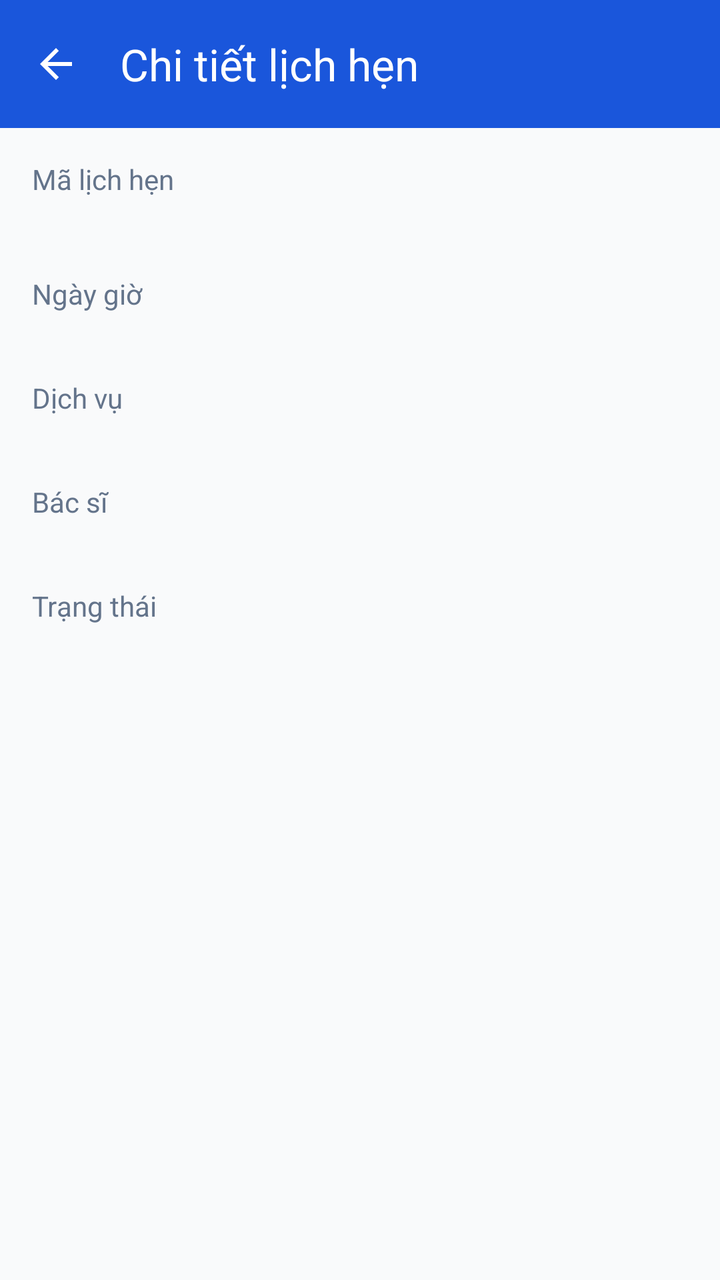
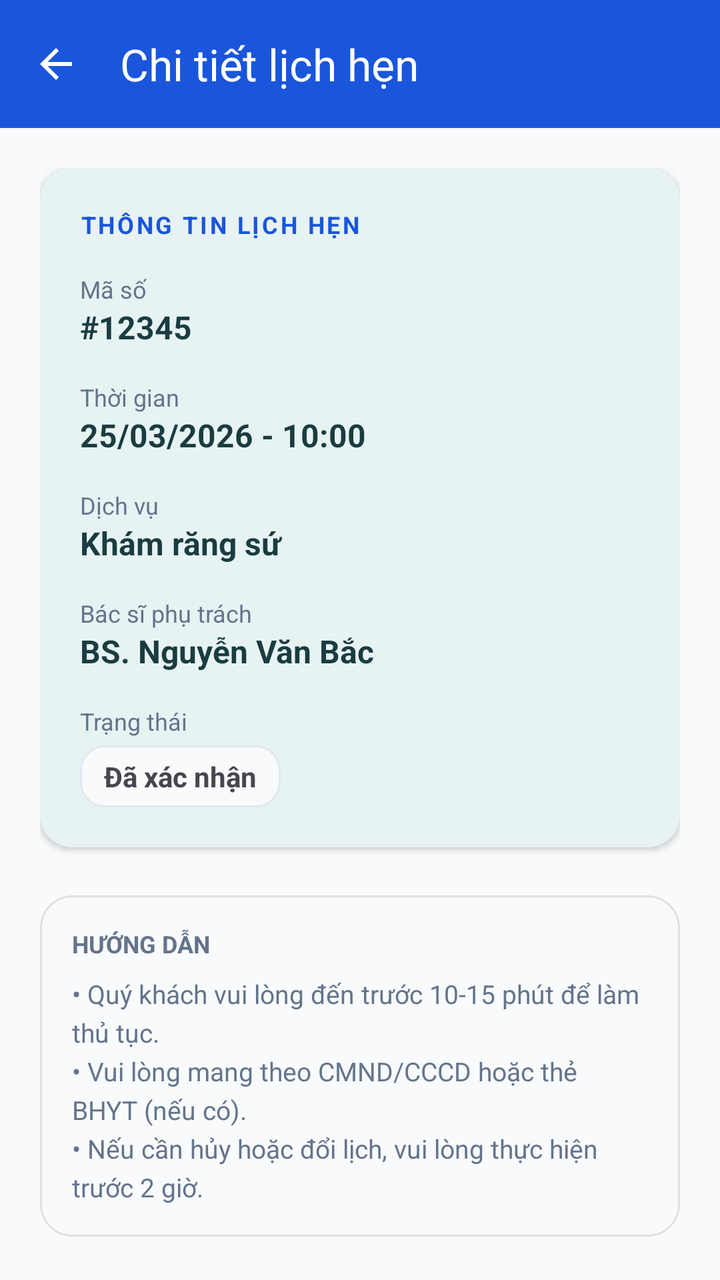

An Android layout rendered at two revisions. The XML below is the earlier revision; the diff shows what the commit changed to produce the second picture.
<!-- AndroidManifest.xml: application theme Theme.Mobile_android -->
<!-- res/layout/activity_appointment_detail.xml -->
<?xml version="1.0" encoding="utf-8"?>
<androidx.constraintlayout.widget.ConstraintLayout xmlns:android="http://schemas.android.com/apk/res/android"
    xmlns:app="http://schemas.android.com/apk/res-auto"
    android:layout_width="match_parent"
    android:layout_height="match_parent"
    android:background="@color/background">

    <com.google.android.material.appbar.MaterialToolbar
        android:id="@+id/toolbar"
        android:layout_width="match_parent"
        android:layout_height="?attr/actionBarSize"
        android:background="@color/medical_primary"
        app:title="Chi tiết lịch hẹn"
        app:titleTextColor="@color/white"
        app:navigationIcon="@drawable/ic_back"
        app:navigationIconTint="@color/white"
        app:layout_constraintTop_toTopOf="parent" />

    <LinearLayout
        android:layout_width="0dp"
        android:layout_height="wrap_content"
        android:orientation="vertical"
        android:padding="16dp"
        app:layout_constraintTop_toBottomOf="@id/toolbar"
        app:layout_constraintStart_toStartOf="parent"
        app:layout_constraintEnd_toEndOf="parent">

        <TextView
            android:layout_width="match_parent"
            android:layout_height="wrap_content"
            android:text="Mã lịch hẹn"
            android:textColor="@color/text_secondary" />
        <TextView
            android:id="@+id/tvApptId"
            android:layout_width="match_parent"
            android:layout_height="wrap_content"
            android:textColor="@color/text_primary"
            android:textStyle="bold"
            android:textSize="18sp" />

        <TextView
            android:layout_width="match_parent"
            android:layout_height="wrap_content"
            android:layout_marginTop="14dp"
            android:text="Ngày giờ"
            android:textColor="@color/text_secondary" />
        <TextView
            android:id="@+id/tvApptDatetime"
            android:layout_width="match_parent"
            android:layout_height="wrap_content"
            android:textColor="@color/text_primary" />

        <TextView
            android:layout_width="match_parent"
            android:layout_height="wrap_content"
            android:layout_marginTop="14dp"
            android:text="Dịch vụ"
            android:textColor="@color/text_secondary" />
        <TextView
            android:id="@+id/tvApptService"
            android:layout_width="match_parent"
            android:layout_height="wrap_content"
            android:textColor="@color/text_primary" />

        <TextView
            android:layout_width="match_parent"
            android:layout_height="wrap_content"
            android:layout_marginTop="14dp"
            android:text="Bác sĩ"
            android:textColor="@color/text_secondary" />
        <TextView
            android:id="@+id/tvApptDoctor"
            android:layout_width="match_parent"
            android:layout_height="wrap_content"
            android:textColor="@color/text_primary" />

        <TextView
            android:layout_width="match_parent"
            android:layout_height="wrap_content"
            android:layout_marginTop="14dp"
            android:text="Trạng thái"
            android:textColor="@color/text_secondary" />
        <TextView
            android:id="@+id/tvApptStatus"
            android:layout_width="match_parent"
            android:layout_height="wrap_content"
            android:textColor="@color/text_primary" />
    </LinearLayout>

</androidx.constraintlayout.widget.ConstraintLayout>
<!-- resources referenced by this layout -->
<resources>
  <color name="background">#F9FAFB</color>
  <color name="medical_primary">#1A56DB</color>
  <color name="text_primary">#1A3C40</color>
  <color name="text_secondary">#64748B</color>
  <color name="white">#FFFFFFFF</color>
  <!-- drawable ic_back (drawable) -->
  <?xml version="1.0" encoding="utf-8"?>
  <vector xmlns:android="http://schemas.android.com/apk/res/android"
      android:width="24dp"
      android:height="24dp"
      android:viewportWidth="24"
      android:viewportHeight="24">
      <path
          android:fillColor="@android:color/white"
          android:pathData="M20,11H7.83l5.59,-5.59L12,4l-8,8 8,8 1.41,-1.41L7.83,13H20v-2z"/>
  </vector>
  <style name="Theme.Mobile_android" parent="Base.Theme.Toothly" />
  <style name="Base.Theme.Toothly" parent="Theme.Material3.Light.NoActionBar">
          <item name="android:statusBarColor">@color/toothly_pearl</item>
          <item name="android:navigationBarColor">@color/toothly_pearl</item>
          <item name="android:windowLightStatusBar">true</item>
          <item name="colorPrimary">@color/toothly_teal</item>
          <item name="colorSurface">@color/toothly_pearl</item>
      </style>
  <color name="toothly_pearl">#f8fafc</color>
  <color name="toothly_teal">#0d9488</color>
</resources>

<!-- the commit's change to res/layout/activity_appointment_detail.xml (unified diff, before → after) -->
@@ -1,90 +1,191 @@
 <?xml version="1.0" encoding="utf-8"?>
-<androidx.constraintlayout.widget.ConstraintLayout xmlns:android="http://schemas.android.com/apk/res/android"
+<androidx.coordinatorlayout.widget.CoordinatorLayout xmlns:android="http://schemas.android.com/apk/res/android"
     xmlns:app="http://schemas.android.com/apk/res-auto"
     android:layout_width="match_parent"
     android:layout_height="match_parent"
     android:background="@color/background">
 
-    <com.google.android.material.appbar.MaterialToolbar
-        android:id="@+id/toolbar"
+    <com.google.android.material.appbar.AppBarLayout
         android:layout_width="match_parent"
-        android:layout_height="?attr/actionBarSize"
-        android:background="@color/medical_primary"
-        app:title="Chi tiết lịch hẹn"
-        app:titleTextColor="@color/white"
-        app:navigationIcon="@drawable/ic_back"
-        app:navigationIconTint="@color/white"
-        app:layout_constraintTop_toTopOf="parent" />
+        android:layout_height="wrap_content"
+        android:theme="@style/ThemeOverlay.MaterialComponents.Dark.ActionBar">
 
-    <LinearLayout
-        android:layout_width="0dp"
-        android:layout_height="wrap_content"
-        android:orientation="vertical"
-        android:padding="16dp"
-        app:layout_constraintTop_toBottomOf="@id/toolbar"
-        app:layout_constraintStart_toStartOf="parent"
-        app:layout_constraintEnd_toEndOf="parent">
+        <com.google.android.material.appbar.MaterialToolbar
+            android:id="@+id/toolbar"
+            android:layout_width="match_parent"
+            android:layout_height="?attr/actionBarSize"
+            android:background="@color/medical_primary"
+            app:title="Chi tiết lịch hẹn"
+            app:titleTextColor="@color/white"
+            app:navigationIcon="@drawable/ic_back"
+            app:navigationIconTint="@color/white" />
 
-        <TextView
+    </com.google.android.material.appbar.AppBarLayout>
+
+    <androidx.core.widget.NestedScrollView
+        android:layout_width="match_parent"
+        android:layout_height="match_parent"
+        app:layout_behavior="@string/appbar_scrolling_view_behavior">
+
+        <LinearLayout
             android:layout_width="match_parent"
             android:layout_height="wrap_content"
-            android:text="Mã lịch hẹn"
-            android:textColor="@color/text_secondary" />
-        <TextView
-            android:id="@+id/tvApptId"
-            android:layout_width="match_parent"
-            android:layout_height="wrap_content"
-            android:textColor="@color/text_primary"
-            android:textStyle="bold"
-            android:textSize="18sp" />
+            android:orientation="vertical"
+            android:padding="20dp">
 
-        <TextView
-            android:layout_width="match_parent"
-            android:layout_height="wrap_content"
-            android:layout_marginTop="14dp"
-            android:text="Ngày giờ"
-            android:textColor="@color/text_secondary" />
-        <TextView
-            android:id="@+id/tvApptDatetime"
-            android:layout_width="match_parent"
-            android:layout_height="wrap_content"
-            android:textColor="@color/text_primary" />
+            <com.google.android.material.card.MaterialCardView
+                android:layout_width="match_parent"
+                android:layout_height="wrap_content"
+                app:cardCornerRadius="16dp"
+                app:cardElevation="2dp"
+                app:strokeWidth="0dp"
+                android:layout_marginBottom="24dp">
 
-        <TextView
-            android:layout_width="match_parent"
-            android:layout_height="wrap_content"
-            android:layout_marginTop="14dp"
-            android:text="Dịch vụ"
-            android:textColor="@color/text_secondary" />
-        <TextView
-            android:id="@+id/tvApptService"
-            android:layout_width="match_parent"
-            android:layout_height="wrap_content"
-            android:textColor="@color/text_primary" />
+                <LinearLayout
+                    android:layout_width="match_parent"
+                    android:layout_height="wrap_content"
+                    android:orientation="vertical"
+                    android:padding="20dp">
 
-        <TextView
-            android:layout_width="match_parent"
-            android:layout_height="wrap_content"
-            android:layout_marginTop="14dp"
-            android:text="Bác sĩ"
-            android:textColor="@color/text_secondary" />
-        <TextView
-            android:id="@+id/tvApptDoctor"
-            android:layout_width="match_parent"
-            android:layout_height="wrap_content"
-            android:textColor="@color/text_primary" />
+                    <TextView
+                        android:layout_width="wrap_content"
+                        android:layout_height="wrap_content"
+                        android:text="THÔNG TIN LỊCH HẸN"
+                        android:textSize="12sp"
+                        android:textStyle="bold"
+                        android:textColor="@color/medical_primary"
+                        android:letterSpacing="0.1"
+                        android:layout_marginBottom="16dp" />
 
-        <TextView
-            android:layout_width="match_parent"
-            android:layout_height="wrap_content"
-            android:layout_marginTop="14dp"
-            android:text="Trạng thái"
-            android:textColor="@color/text_secondary" />
-        <TextView
-            android:id="@+id/tvApptStatus"
-            android:layout_width="match_parent"
-            android:layout_height="wrap_content"
-            android:textColor="@color/text_primary" />
-    </LinearLayout>
+                    
+                    <TextView
+                        android:layout_width="wrap_content"
+                        android:layout_height="wrap_content"
+                        android:text="Mã số"
+                        android:textSize="12sp"
+                        android:textColor="@color/text_secondary" />
+                    <TextView
+                        android:id="@+id/tvApptId"
+                        android:layout_width="match_parent"
+                        android:layout_height="wrap_content"
+                        android:text="#12345"
+                        android:textSize="16sp"
+                        android:textStyle="bold"
+                        android:textColor="@color/text_primary"
+                        android:layout_marginBottom="16dp" />
 
-</androidx.constraintlayout.widget.ConstraintLayout>
+                    
+                    <TextView
+                        android:layout_width="wrap_content"
+                        android:layout_height="wrap_content"
+                        android:text="Thời gian"
+                        android:textSize="12sp"
+                        android:textColor="@color/text_secondary" />
+                    <TextView
+                        android:id="@+id/tvApptDatetime"
+                        android:layout_width="match_parent"
+                        android:layout_height="wrap_content"
+                        android:text="25/03/2026 - 10:00"
+                        android:textSize="16sp"
+                        android:textStyle="bold"
+                        android:textColor="@color/text_primary"
+                        android:layout_marginBottom="16dp" />
+
+                    
+                    <TextView
+                        android:layout_width="wrap_content"
+                        android:layout_height="wrap_content"
+                        android:text="Dịch vụ"
+                        android:textSize="12sp"
+                        android:textColor="@color/text_secondary" />
+                    <TextView
+                        android:id="@+id/tvApptService"
+                        android:layout_width="match_parent"
+                        android:layout_height="wrap_content"
+                        android:text="Khám răng sứ"
+                        android:textSize="16sp"
+                        android:textStyle="bold"
+                        android:textColor="@color/text_primary"
+                        android:layout_marginBottom="16dp" />
+
+                    
+                    <TextView
+                        android:layout_width="wrap_content"
+                        android:layout_height="wrap_content"
+                        android:text="Bác sĩ phụ trách"
+                        android:textSize="12sp"
+                        android:textColor="@color/text_secondary" />
+                    <TextView
+                        android:id="@+id/tvApptDoctor"
+                        android:layout_width="match_parent"
+                        android:layout_height="wrap_content"
+                        android:text="BS. Nguyễn Văn Bắc"
+                        android:textSize="16sp"
+                        android:textStyle="bold"
+                        android:textColor="@color/text_primary"
+                        android:layout_marginBottom="16dp" />
+
+                    
+                    <TextView
+                        android:layout_width="wrap_content"
+                        android:layout_height="wrap_content"
+                        android:text="Trạng thái"
+                        android:textSize="12sp"
+                        android:textColor="@color/text_secondary" />
+                    <TextView
+                        android:id="@+id/tvApptStatus"
+                        android:layout_width="wrap_content"
+                        android:layout_height="wrap_content"
+                        android:text="Đã xác nhận"
+                        android:textSize="14sp"
+                        android:textStyle="bold"
+                        android:layout_marginTop="4dp"
+                        android:paddingHorizontal="12dp"
+                        android:paddingVertical="6dp"
+                        android:background="@drawable/status_badge_background" />
+
+                </LinearLayout>
+
+            </com.google.android.material.card.MaterialCardView>
+
+            
+            <com.google.android.material.card.MaterialCardView
+                android:layout_width="match_parent"
+                android:layout_height="wrap_content"
+                app:cardCornerRadius="16dp"
+                app:cardElevation="0dp"
+                app:strokeWidth="1dp"
+                app:strokeColor="#E0E0E0">
+
+                <LinearLayout
+                    android:layout_width="match_parent"
+                    android:layout_height="wrap_content"
+                    android:orientation="vertical"
+                    android:padding="16dp">
+
+                    <TextView
+                        android:layout_width="wrap_content"
+                        android:layout_height="wrap_content"
+                        android:text="HƯỚNG DẪN"
+                        android:textSize="12sp"
+                        android:textStyle="bold"
+                        android:textColor="@color/text_secondary"
+                        android:layout_marginBottom="8dp" />
+
+                    <TextView
+                        android:layout_width="match_parent"
+                        android:layout_height="wrap_content"
+                        android:text="• Quý khách vui lòng đến trước 10-15 phút để làm thủ tục.\n• Vui lòng mang theo CMND/CCCD hoặc thẻ BHYT (nếu có).\n• Nếu cần hủy hoặc đổi lịch, vui lòng thực hiện trước 2 giờ."
+                        android:textSize="13sp"
+                        android:textColor="@color/text_secondary"
+                        android:lineSpacingExtra="4dp" />
+
+                </LinearLayout>
+
+            </com.google.android.material.card.MaterialCardView>
+
+        </LinearLayout>
+
+    </androidx.core.widget.NestedScrollView>
+
+</androidx.coordinatorlayout.widget.CoordinatorLayout>
<!-- resource entries referenced after the edit -->
@@ -16,7 +16,17 @@
           android:fillColor="@android:color/white"
           android:pathData="M20,11H7.83l5.59,-5.59L12,4l-8,8 8,8 1.41,-1.41L7.83,13H20v-2z"/>
   </vector>
+  <!-- drawable status_badge_background (drawable) -->
+  <?xml version="1.0" encoding="utf-8"?>
+  <shape xmlns:android="http://schemas.android.com/apk/res/android"
+      android:shape="rectangle">
+      <solid android:color="@color/background_gray" />
+      <corners android:radius="12dp" />
+      <stroke android:width="1dp" android:color="@color/border_gray" />
+  </shape>
   <style name="Theme.Mobile_android" parent="Base.Theme.Toothly" />
+  <color name="background_gray">#F9FAFB</color>
+  <color name="border_gray">#E2E8F0</color>
   <style name="Base.Theme.Toothly" parent="Theme.Material3.Light.NoActionBar">
           <item name="android:statusBarColor">@color/toothly_pearl</item>
           <item name="android:navigationBarColor">@color/toothly_pearl</item>
